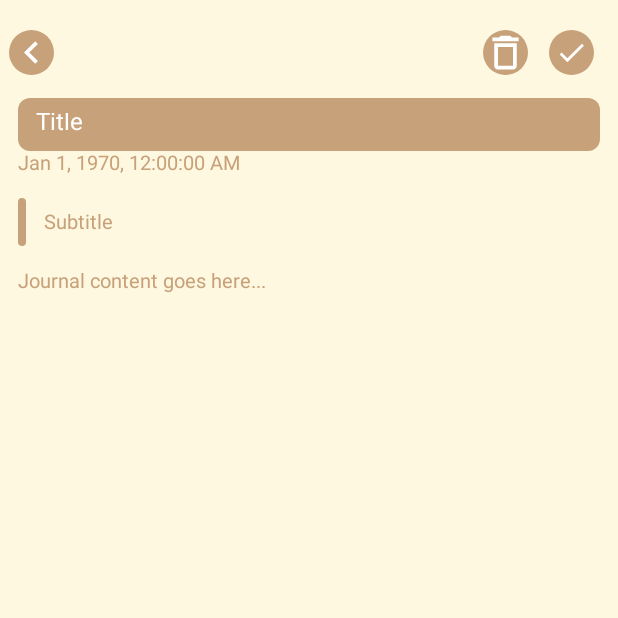
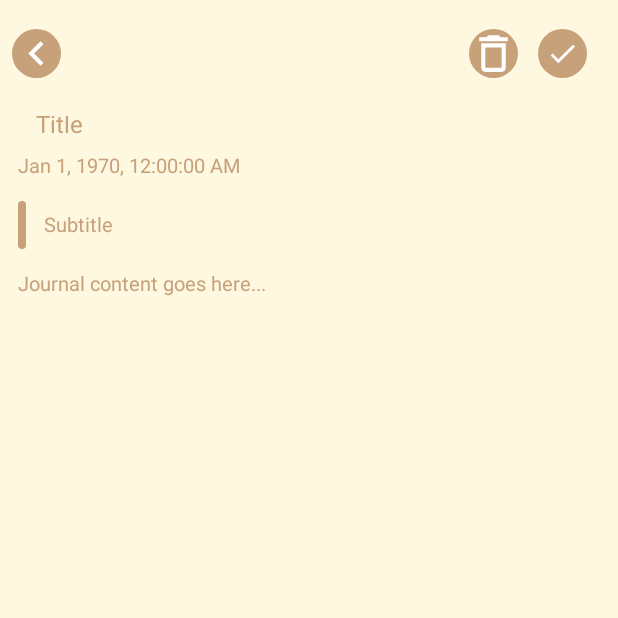
Before and after one commit to Chronomia26/EchoDiary, an Android app: the DiaryDetailActivity screen opened directly, with no data from a screen before it, on a phone screen of 412 x 824 dp, the top half of it. Run offline under Robolectric (Android 15) with nearby library versions, the phone set to English and light mode, and no system bars; our stand-ins replace sdp/ssp sizes.

Commit message:
napagana ko na rin yung edit/delete ng diary, ukininam

```diff
--- a/app/src/main/java/com/bigo143/echodiary/DiaryAdapter.java
+++ b/app/src/main/java/com/bigo143/echodiary/DiaryAdapter.java
@@ -18,10 +18,12 @@ public class DiaryAdapter extends RecyclerView.Adapter<DiaryAdapter.DiaryViewHol
     private Context context;
     private DiaryEntry currentEntry;
 
-    public DiaryAdapter(Context context) {
+    public DiaryAdapter(Context context, List<DiaryEntry> entries) {
         this.context = context;
+        this.entries = entries;
     }
 
+    // Also include a setter for LiveData updates
     public void setEntries(List<DiaryEntry> entries) {
         this.entries = entries;
         notifyDataSetChanged();
@@ -42,7 +44,9 @@ public class DiaryAdapter extends RecyclerView.Adapter<DiaryAdapter.DiaryViewHol
 
         holder.itemView.setOnClickListener(v -> {
             Intent intent = new Intent(context, DiaryDetailActivity.class);
+            intent.putExtra("entryId", entry.id);
             intent.putExtra("title", entry.title);
+            intent.putExtra("subtitle", entry.subtitle);
             intent.putExtra("content", entry.content);
             intent.putExtra("timestamp", entry.timestamp);
             context.startActivity(intent);
--- a/app/src/main/java/com/bigo143/echodiary/DiaryDao.java
+++ b/app/src/main/java/com/bigo143/echodiary/DiaryDao.java
@@ -21,6 +21,6 @@ public interface DiaryDao {
     @Update
     void update(DiaryEntry entry);
     @Query("DELETE FROM diary_entries WHERE id = :id")
-    void deleteById(int id);
+    void deleteById(long id);
 
 }
--- a/app/src/main/java/com/bigo143/echodiary/DiaryDatabase.java
+++ b/app/src/main/java/com/bigo143/echodiary/DiaryDatabase.java
@@ -5,7 +5,7 @@ import androidx.room.Database;
 import androidx.room.Room;
 import androidx.room.RoomDatabase;
 
-@Database(entities = {DiaryEntry.class}, version = 2)
+@Database(entities = {DiaryEntry.class}, version = 3)
 // Version 2 and 3 has the ones without Id
 public abstract class DiaryDatabase extends RoomDatabase {
     private static DiaryDatabase instance;
--- a/app/src/main/java/com/bigo143/echodiary/DiaryEntry.java
+++ b/app/src/main/java/com/bigo143/echodiary/DiaryEntry.java
@@ -5,8 +5,8 @@ import androidx.room.PrimaryKey;
 
 @Entity(tableName = "diary_entries")
 public class DiaryEntry {
-    @PrimaryKey(autoGenerate = true)
-    public int id;
+    @PrimaryKey
+    public long id;  // Manually assigned, not auto-generated
 
     public String title;
     public String subtitle;
--- a/app/src/main/res/layout/activity_diary_detail.xml
+++ b/app/src/main/res/layout/activity_diary_detail.xml
@@ -22,11 +22,11 @@ tools:context=".DiaryDetailActivity">
 
         <ImageView
             android:id="@+id/detailBack"
-            android:layout_width="30dp"
-            android:layout_height="30dp"
-            android:layout_marginStart="6dp"
-            android:layout_marginTop="20dp"
-            android:layout_marginEnd="12dp"
+            android:layout_width="@dimen/_25sdp"
+            android:layout_height="@dimen/_25sdp"
+            android:layout_marginStart="@dimen/_6sdp"
+            android:layout_marginTop="@dimen/_15sdp"
+            android:layout_marginEnd="@dimen/_12sdp"
             android:src="@drawable/ic_back"
             android:tint="@color/white"
             android:background="@drawable/background_add_button"
@@ -37,10 +37,10 @@ tools:context=".DiaryDetailActivity">
 
         <ImageView
             android:id="@+id/detailSave"
-            android:layout_width="30dp"
-            android:layout_height="30dp"
-            android:layout_marginEnd="16dp"
-            android:padding="4dp"
+            android:layout_width="@dimen/_25sdp"
+            android:layout_height="@dimen/_25sdp"
+            android:layout_marginEnd="@dimen/_16sdp"
+            android:padding="@dimen/_4sdp"
             android:src="@drawable/ic_done"
             android:tint="@color/white"
             android:background="@drawable/background_add_button"
@@ -58,14 +58,14 @@ tools:context=".DiaryDetailActivity">
             android:layout_marginStart="12dp"
             android:layout_marginTop="15dp"
             android:layout_marginEnd="12dp"
-            android:background="@drawable/background_search"
+            android:background="@null"
             android:paddingStart="12dp"
             android:paddingTop="10dp"
             android:paddingEnd="12dp"
             android:paddingBottom="10dp"
             android:hint="Title"
-            android:textColorHint="@color/white"
-            android:textColor="@color/white"
+            android:textColorHint="@color/pale_mocha"
+            android:textColor="@color/pale_mocha"
             android:textSize="16sp"
             android:imeOptions="actionDone"
             android:importantForAutofill="no"
@@ -138,9 +138,9 @@ tools:context=".DiaryDetailActivity">
 
         <ImageView
             android:id="@+id/detailDelete"
-            android:layout_width="30dp"
-            android:layout_height="30dp"
-            android:layout_marginEnd="60dp"
+            android:layout_width="@dimen/_25sdp"
+            android:layout_height="@dimen/_25sdp"
+            android:layout_marginEnd="66.80dp"
             android:layout_marginBottom="85dp"
             android:background="@drawable/background_add_button"
             android:src="@drawable/ic_delete"
--- a/app/src/main/res/layout/fragment_diary.xml
+++ b/app/src/main/res/layout/fragment_diary.xml
@@ -55,13 +55,13 @@
             android:layout_marginStart="12dp"
             android:background="@null"
             android:hint="Search Diary"
-            android:textColorHint="@color/white"
             android:imeOptions="actionDone"
             android:importantForAutofill="no"
             android:includeFontPadding="false"
             android:inputType="text"
             android:textColor="@color/white"
-            android:textSize="13sp"/>
+            android:textColorHint="@color/white"
+            android:textSize="13sp" />
     </LinearLayout>
 
     <!-- RecyclerView below search -->
```
Also changed, not shown: app/src/main/java/com/bigo143/echodiary/CreateNoteActivity.java (+5 -5 lines), app/src/main/java/com/bigo143/echodiary/DiaryDetailActivity.java (+25 -14 lines), app/src/main/java/com/bigo143/echodiary/DiaryFragment.java (+37 -1 lines), app/src/main/res/layout/activity_create_note.xml (+14 -14 lines).
